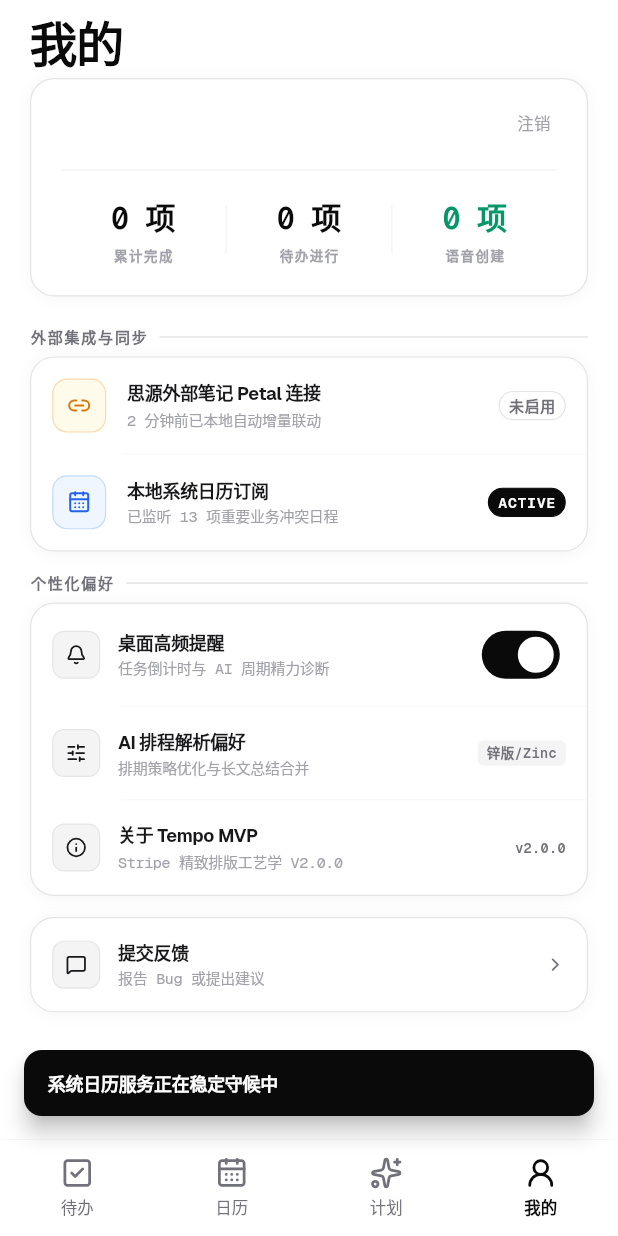
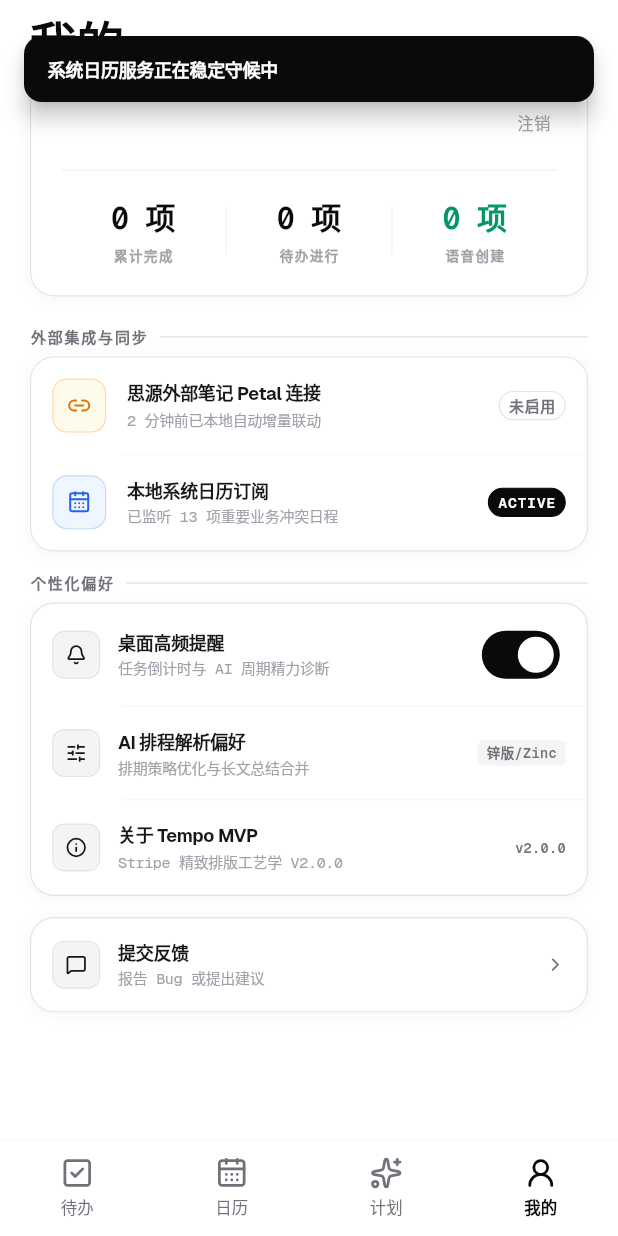
Before and after one commit to nsxzhou/tempo, a Flutter app: the SettingsPage screen opened by its route, after a tap on "本地系统日历订阅", on a phone screen of 412 x 824 dp. Run offline on Flutter 3.47's test engine with Material 3 defaults, Android fonts, the light colour scheme and no system bars; our stand-ins replace connectivity_plus, dio, drift, flutter_dotenv, flutter_local_notifications, flutter_lucide and 7 more; missing offline and left inert: record; accounts and stored records are empty; generated files the repository leaves out were written again; network calls fail; project files that could hold a hidden picture were left out.

Commit message:
feat(ui): move TempoSnackbar to top, add shell tab bar visibility
Snackbar now renders at top of screen via root ScaffoldMessenger with
timer-based auto-dismiss. ShellScaffold conditionally hides TabBar
via shellTabBarVisibleProvider for overlays and voice recording.

```diff
--- a/lib/app.dart
+++ b/lib/app.dart
@@ -73,6 +73,7 @@ class _TempoAppState extends ConsumerState<TempoApp> {
         child: MaterialApp.router(
           title: 'Tempo',
           debugShowCheckedModeBanner: false,
+          scaffoldMessengerKey: ref.watch(scaffoldMessengerKeyProvider),
           theme: AppTheme.light,
           darkTheme: AppTheme.dark,
           themeMode: ThemeMode.light, // Phase 2 支持 dark
--- a/lib/app_providers.dart
+++ b/lib/app_providers.dart
@@ -9,6 +9,7 @@ import 'dart:async';
 
 import 'package:connectivity_plus/connectivity_plus.dart';
 import 'package:dio/dio.dart';
+import 'package:flutter/material.dart';
 import 'package:flutter_riverpod/flutter_riverpod.dart';
 import 'package:supabase_flutter/supabase_flutter.dart';
 
@@ -27,6 +28,17 @@ import 'features/tasks/domain/task.dart';
 
 // Re-export auth providers so consumers of app_providers can access them.
 export 'features/auth/data/auth_service.dart';
+
+// ── Shell / Messenger ──
+
+/// 根 ScaffoldMessenger Key（Snackbar 全局显示，避免被 TabBar 遮挡）。
+final scaffoldMessengerKeyProvider =
+    Provider<GlobalKey<ScaffoldMessengerState>>((ref) {
+  return GlobalKey<ScaffoldMessengerState>(debugLabel: 'tempo_messenger');
+});
+
+/// Shell 底部 TabBar 可见性（快速创建/语音/Snackbar 期间可隐藏）。
+final shellTabBarVisibleProvider = StateProvider<bool>((ref) => true);
 
 // ── Dio ──
 
@@ -143,6 +155,10 @@ final voiceTaskServiceProvider = Provider<VoiceTaskService>((ref) {
   return DioVoiceTaskService(
     dio: dio,
     endpoint: AppConstants.parseTaskEndpoint,
+    headers: {
+      'Authorization': 'Bearer ${AppConstants.supabaseAnonKey}',
+      'apikey': AppConstants.supabaseAnonKey,
+    },
   );
 });
 
--- a/lib/core/router/shell_scaffold.dart
+++ b/lib/core/router/shell_scaffold.dart
@@ -4,13 +4,15 @@
 // 顶部状态栏改用系统原生 + SafeArea(不再自绘 TempoStatusBar)
 
 import 'package:flutter/material.dart';
+import 'package:flutter_riverpod/flutter_riverpod.dart';
 import 'package:go_router/go_router.dart';
 
+import '../../app_providers.dart';
 import '../constants/app_constants.dart';
 import '../theme/app_theme.dart';
 import '../widgets/tempo/tempo.dart';
 
-class ShellScaffold extends StatelessWidget {
+class ShellScaffold extends ConsumerWidget {
   final Widget child;
   const ShellScaffold({super.key, required this.child});
 
@@ -24,8 +26,9 @@ class ShellScaffold extends StatelessWidget {
   }
 
   @override
-  Widget build(BuildContext context) {
+  Widget build(BuildContext context, WidgetRef ref) {
     final index = _currentIndex(context);
+    final tabBarVisible = ref.watch(shellTabBarVisibleProvider);
     // 构造一条伪 path 给 TempoTabBar 用
     final paths = const [
       AppConstants.routeTasks,
@@ -39,8 +42,7 @@ class ShellScaffold extends StatelessWidget {
       body: Stack(
         children: [
           Positioned.fill(child: child),
-          // TabBar 浮在底部
-          TempoTabBar(currentPath: paths[index]),
+          if (tabBarVisible) TempoTabBar(currentPath: paths[index]),
         ],
       ),
     );
--- a/lib/core/widgets/tempo/src/tempo_snackbar.dart
+++ b/lib/core/widgets/tempo/src/tempo_snackbar.dart
@@ -1,25 +1,46 @@
-// TempoSnackbar — 黑色 Toast(对应 prototype Snackbar.tsx)
-// bg #0A0A0A 白字 + 可选撤销链接 + 4.5s 自动消失 + spring 入场
+// TempoSnackbar — 顶部黑色 Toast（对应 prototype Snackbar.tsx）
+// bg #0A0A0A 白字 + 可选撤销链接 + 3s 自动消失
+
+import 'dart:async';
 
 import 'package:flutter/material.dart';
+import 'package:flutter_riverpod/flutter_riverpod.dart';
 
+import '../../../../app_providers.dart';
 import '../../../theme/app_theme.dart';
 
 class TempoSnackbar {
   TempoSnackbar._();
 
-  /// 显示一条黑色 Toast。
+  static const _defaultDuration = Duration(milliseconds: 3000);
+  static Timer? _autoDismissTimer;
+
+  /// 显示一条顶部黑色 Toast。
   /// [message] 正文;[undoLabel]/[onUndo] 可选撤销链接。
   static void show(
     BuildContext context, {
     required String message,
     String? undoLabel,
-    VoidCallback? onUndo,
-    Duration duration = const Duration(milliseconds: 4500),
+    Future<void> Function()? onUndo,
+    Duration duration = _defaultDuration,
   }) {
-    ScaffoldMessenger.of(context)
-      ..hideCurrentSnackBar()
-      ..showSnackBar(
+    final container = ProviderScope.containerOf(context, listen: false);
+    final messengerKey = container.read(scaffoldMessengerKeyProvider);
+    final rootState = messengerKey.currentState;
+    final messenger = rootState ?? ScaffoldMessenger.of(context);
+
+    final media = MediaQuery.of(context);
+    // SnackBar 默认贴底；用大 bottom margin 将其推到状态栏下方
+    const estimatedBarHeight = 56.0;
+    final topMargin = media.size.height -
+        media.padding.top -
+        estimatedBarHeight -
+        12;
+
+    _autoDismissTimer?.cancel();
+    messenger.hideCurrentSnackBar();
+
+    messenger.showSnackBar(
       SnackBar(
         content: Text(
           message,
@@ -33,19 +54,27 @@ class TempoSnackbar {
         ),
         backgroundColor: AppTheme.fg,
         behavior: SnackBarBehavior.floating,
+        dismissDirection: DismissDirection.up,
         shape: RoundedRectangleBorder(
           borderRadius: BorderRadius.circular(AppTheme.radiusMd),
         ),
-          margin: const EdgeInsets.fromLTRB(16, 0, 16, 80),
+        margin: EdgeInsets.fromLTRB(16, 0, 16, topMargin),
         duration: duration,
         action: (undoLabel != null && onUndo != null)
             ? SnackBarAction(
                 label: undoLabel,
                 textColor: AppTheme.bg,
-                  onPressed: onUndo,
+                onPressed: () {
+                  _autoDismissTimer?.cancel();
+                  messenger.hideCurrentSnackBar();
+                  onUndo();
+                },
               )
             : null,
       ),
     );
+
+    // GoRouter ShellRoute 下内置 duration 计时不可靠，手动 Timer 兜底
+    _autoDismissTimer = Timer(duration, messenger.hideCurrentSnackBar);
   }
 }
```
Lines whose indentation alone changed are shown as unchanged.
